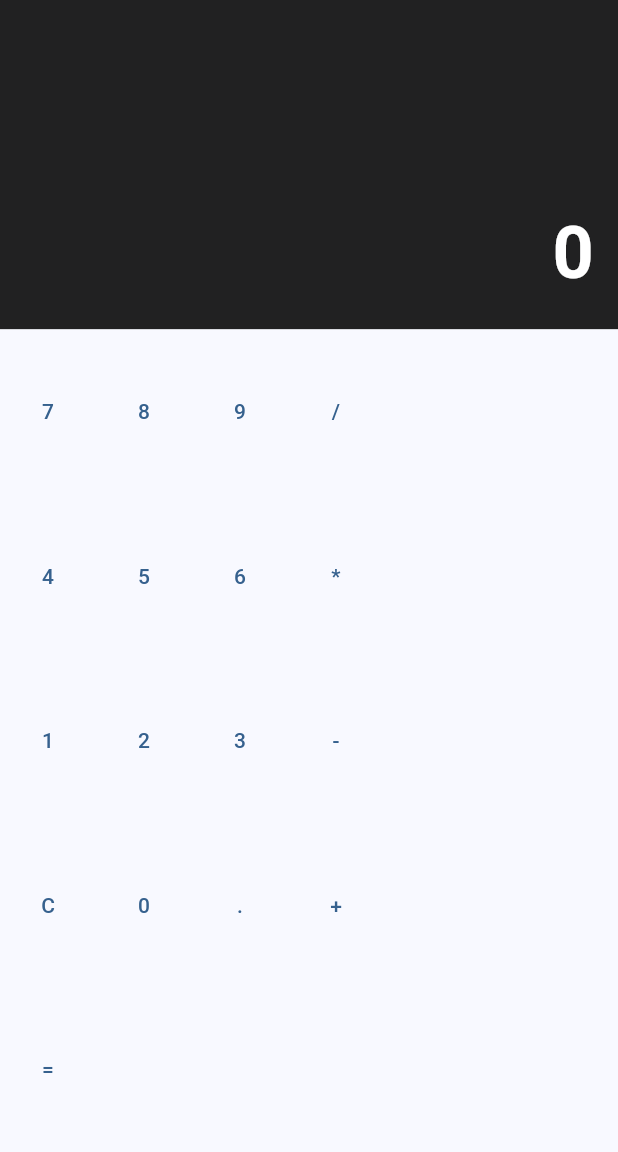
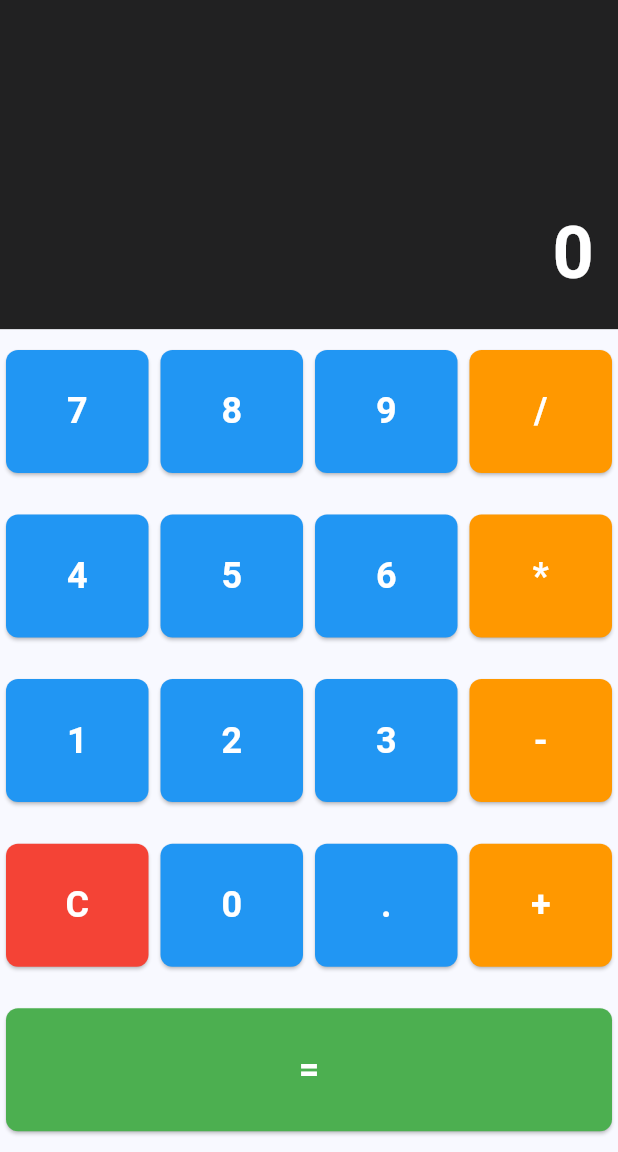
Before and after one commit to princeampofo/calculatorapp, a Flutter app: the screen it shows after launch, on a phone screen of 412 x 824 dp, the part 84-1236 px from its top. Run offline on Flutter 3.47's test engine with Material 3 defaults, Android fonts, the phone set to English and light mode, and no system bars.

Commit message:
added resuable widget button

```diff
--- a/lib/main.dart
+++ b/lib/main.dart
@@ -30,6 +30,33 @@ class _CalculatorHomePageState extends State<CalculatorHomePage> {
 
   // Variable to hold calculation result
   String _display = '0';
+
+  // Build a calculator button widget
+  Widget _buildButton(String label, Color color, VoidCallback onPressed) {
+    return Expanded(
+      child: Container(
+        margin: const EdgeInsets.all(4),
+        child: ElevatedButton(
+          onPressed: onPressed,
+          style: ElevatedButton.styleFrom(
+            backgroundColor: color,
+            padding: const EdgeInsets.all(24),
+            shape: RoundedRectangleBorder(
+              borderRadius: BorderRadius.circular(8),
+            ),
+          ),
+          child: Text(
+            label,
+            style: const TextStyle(
+              fontSize: 24,
+              fontWeight: FontWeight.bold,
+              color: Colors.white,
+            ),
+          ),
+        ),
+      ),
+    );
+  }
 
   @override
   Widget build(BuildContext context) {
@@ -66,10 +93,10 @@ class _CalculatorHomePageState extends State<CalculatorHomePage> {
                 Expanded(
                   child: Row(
                     children: [
-                      TextButton(onPressed: () {},child: Text('7')),
-                      TextButton(onPressed: () {},child: Text('8')),
-                      TextButton(onPressed: () {},child: Text('9')),
-                      TextButton(onPressed: () {},child: Text('/')),
+                      _buildButton('7', Colors.blue, () {}),
+                      _buildButton('8', Colors.blue, () {}),
+                      _buildButton('9', Colors.blue, () {}),
+                      _buildButton('/', Colors.orange, () {}),
                     ],
                   ),
                 ),
@@ -77,10 +104,10 @@ class _CalculatorHomePageState extends State<CalculatorHomePage> {
                 Expanded(
                   child: Row(
                     children: [
-                      TextButton(onPressed: () {}, child: Text('4')),
-                      TextButton(onPressed: () {}, child: Text('5')),
-                      TextButton(onPressed: () {}, child: Text('6')),
-                      TextButton(onPressed: () {}, child: Text('*')),
+                      _buildButton('4', Colors.blue, () {}),
+                      _buildButton('5', Colors.blue, () {}),
+                      _buildButton('6', Colors.blue, () {}),
+                      _buildButton('*', Colors.orange, () {}),
                     ],
                   ),
                 ),
@@ -88,10 +115,10 @@ class _CalculatorHomePageState extends State<CalculatorHomePage> {
                 Expanded(
                   child: Row(
                     children: [
-                      TextButton(onPressed: () {}, child: Text('1')),
-                      TextButton(onPressed: () {}, child: Text('2')),
-                      TextButton(onPressed: () {}, child: Text('3')),
-                      TextButton(onPressed: () {}, child: Text('-')),
+                      _buildButton('1', Colors.blue, () {}),
+                      _buildButton('2', Colors.blue, () {}),
+                      _buildButton('3', Colors.blue, () {}),
+                      _buildButton('-', Colors.orange, () {}),
                     ],
                   ),
                 ),
@@ -99,10 +126,10 @@ class _CalculatorHomePageState extends State<CalculatorHomePage> {
                 Expanded(
                   child: Row(
                     children: [
-                      TextButton(onPressed: () {}, child: Text('C')),
-                      TextButton(onPressed: () {}, child: Text('0')),
-                      TextButton(onPressed: () {}, child: Text('.')),
-                      TextButton(onPressed: () {}, child: Text('+')),
+                      _buildButton('C', Colors.red, () {}),
+                      _buildButton('0', Colors.blue, () {}),
+                      _buildButton('.', Colors.blue, () {}),
+                      _buildButton('+', Colors.orange, () {}),
                     ],
                   ),
                 ),
@@ -110,7 +137,7 @@ class _CalculatorHomePageState extends State<CalculatorHomePage> {
                 Expanded(
                   child: Row(
                     children: [
-                      TextButton(onPressed: () {}, child: Text('=')),
+                      _buildButton('=', Colors.green, () {}),
                     ],
                   ),
                 ),
```
